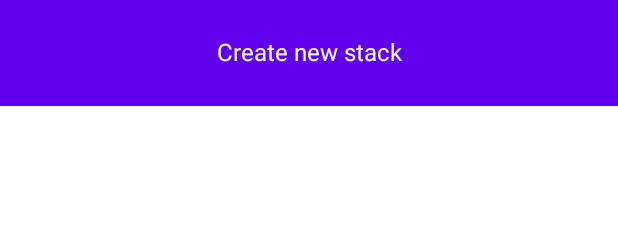
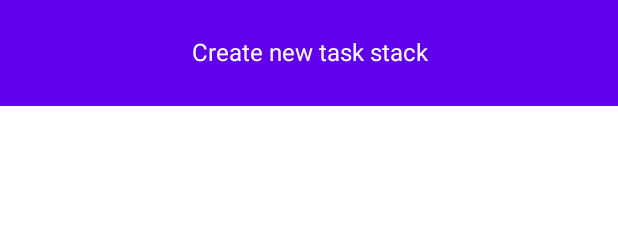
Before and after one commit to IsaqueCoelho/SimpleToDoList, an Android app built with Jetpack Compose: the @Preview function PreviewNewTaskStackContent, on a phone screen of 412 x 824 dp. Shown: the top 233 px of the screen. Run offline under Robolectric (Android 15) with nearby library versions, the phone set to English and light mode, and no system bars.

Commit message:
task: Passing arguments to the task stack

```diff
--- a/app/src/main/java/com/studio/sevenapp/todolist/navigations/NavigationGraph.kt
+++ b/app/src/main/java/com/studio/sevenapp/todolist/navigations/NavigationGraph.kt
@@ -23,8 +23,10 @@ fun NavigationGraph() {
         composable(route = Screen.NewGroup.route) {
             NewGroupContent(navController = navController)
         }
-        composable(route = Screen.NewTask.route){
-            NewTaskStackContent(navController = navController)
+        composable(route = Screen.NewTask.route){ backStackEntry ->
+            val groupName = backStackEntry.arguments?.getString("group_name")
+            requireNotNull(groupName) { "Group Name parameter wasn't found. Please make sure it's set!" }
+            NewTaskStackContent(navController = navController, groupName)
         }
     }
 }
--- a/app/src/main/java/com/studio/sevenapp/todolist/navigations/Screen.kt
+++ b/app/src/main/java/com/studio/sevenapp/todolist/navigations/Screen.kt
@@ -3,5 +3,7 @@ package com.studio.sevenapp.todolist.navigations
 sealed class Screen(val route: String) {
     object Home : Screen("home")
     object NewGroup : Screen("new_group")
-    object NewTask : Screen("new_task")
+    object NewTask : Screen("{group_name}/new_task"){
+        fun createRoute(groupName: String) = "$groupName/new_task"
+    }
 }
--- a/app/src/main/java/com/studio/sevenapp/todolist/screencontent/NewTaskStackContent.kt
+++ b/app/src/main/java/com/studio/sevenapp/todolist/screencontent/NewTaskStackContent.kt
@@ -19,7 +19,7 @@ import com.studio.sevenapp.todolist.ui.theme.TODoListTheme
 import com.studio.sevenapp.todolist.ui.theme.Teal200
 
 @Composable
-fun NewTaskStackContent(navController: NavHostController) {
+fun NewTaskStackContent(navController: NavHostController, groupName: String) {
 
     val taskList: MutableList<String> = mutableListOf()
 
@@ -32,7 +32,7 @@ fun NewTaskStackContent(navController: NavHostController) {
                     .background(MaterialTheme.colors.primary)
                     .padding(26.dp),
                 textAlign = TextAlign.Center,
-                text = "Create new stack",
+                text = "Create new task stack",
                 color = Color.White
             )
         },
@@ -101,6 +101,6 @@ fun NewTaskStackForm(navController: NavHostController, taskList: MutableList<Str
 fun PreviewNewTaskStackContent() {
     TODoListTheme {
         val navController = rememberNavController()
-        NewTaskStackContent(navController)
+        NewTaskStackContent(navController, "PGroup Name")
     }
 }
```
Also changed, not shown: app/src/main/java/com/studio/sevenapp/todolist/screencontent/NewGroupContent.kt (+9 -4 lines).
